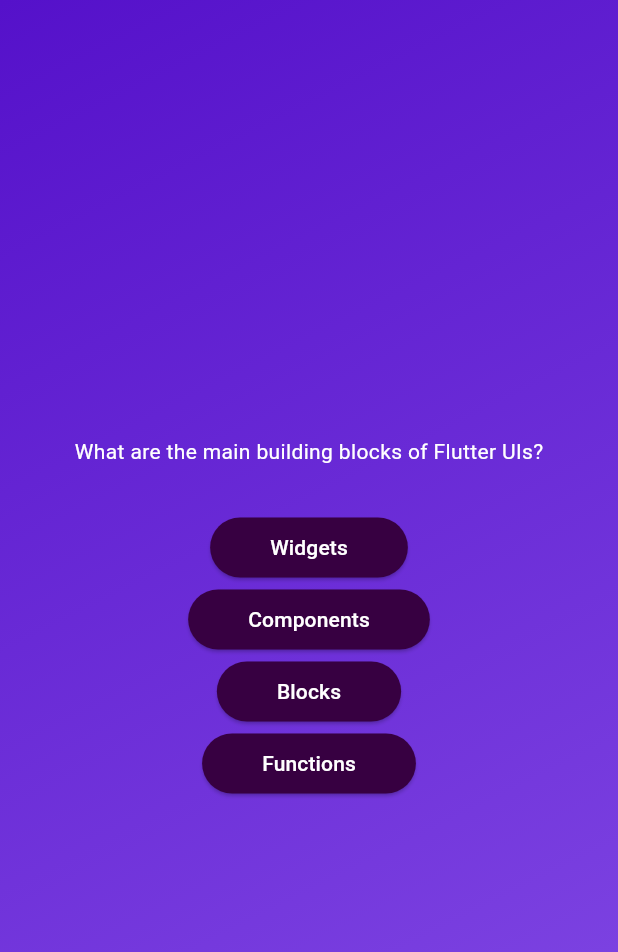
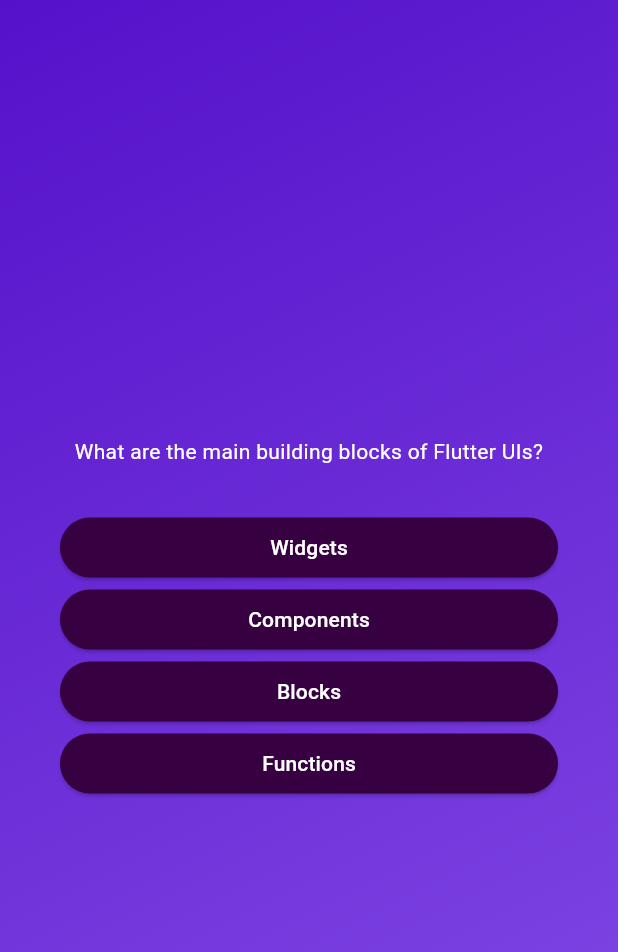
Before and after one commit to Yessenali-Yerkebulan/flutter_quiz_app, a Flutter app: the screen it shows after launch, after a tap on "Start Quiz", on a phone screen of 412 x 824 dp. Shown: the top 952 px of the screen. Run offline on Flutter 3.47's test engine with Material 3 defaults, Android fonts, the phone set to English and light mode, and no system bars.

Commit message:
add margin and padding to quiz questions

```diff
--- a/lib/questions_screen.dart
+++ b/lib/questions_screen.dart
@@ -18,13 +18,23 @@ class _QuestionsScreenState extends State<QuestionsScreen> {
 
     return SizedBox(
       width: double.infinity,
-      child: Column(mainAxisAlignment: MainAxisAlignment.center, children: [
-        Text(currentQuestion.text, style: TextStyle(color: Colors.white)),
-        const SizedBox(height: 30),
-        ...currentQuestion.answers.map((answer) {
-          return AnswerButton(answerText: answer, onTap: () {});
-        })
-      ]),
+      child: Container(
+        margin: const EdgeInsets.all(40),
+        child: Column(
+            mainAxisAlignment: MainAxisAlignment.center,
+            crossAxisAlignment: CrossAxisAlignment.stretch,
+            children: [
+              Text(
+                currentQuestion.text,
+                style: const TextStyle(color: Colors.white),
+                textAlign: TextAlign.center,
+              ),
+              const SizedBox(height: 30),
+              ...currentQuestion.answers.map((answer) {
+                return AnswerButton(answerText: answer, onTap: () {});
+              })
+            ]),
+      ),
     );
   }
 }
```
